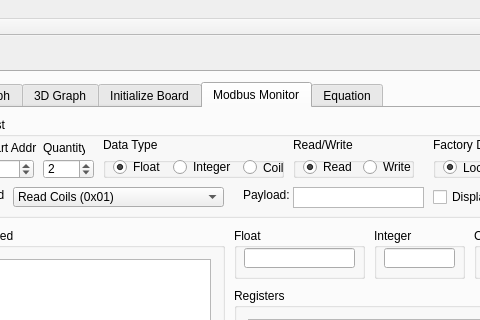
Qt form Sparky/forms/mainwindow.ui (embeddedlinuxer/Sparky) before a commit; both pictures show x 450 to 930 and y 0 to 320 of the 1106 by 817 pixel window.
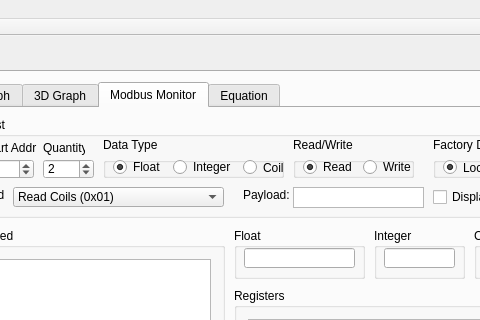
The same form after that commit. The open tabs and pages were chosen to show the change. Icons and pictures are not drawn.

```diff
--- a/Sparky/forms/mainwindow.ui
+++ b/Sparky/forms/mainwindow.ui
@@ -2224,11 +2224,6 @@
         <string>3D Graph</string>
        </attribute>
       </widget>
-      <widget class="QWidget" name="tab_3">
-       <attribute name="title">
-        <string>Initialize Board</string>
-       </attribute>
-      </widget>
       <widget class="QWidget" name="tab">
        <attribute name="title">
         <string>Modbus Monitor</string>
```
Left out of the diff: 2 changed lines with no effect on the pictures.
